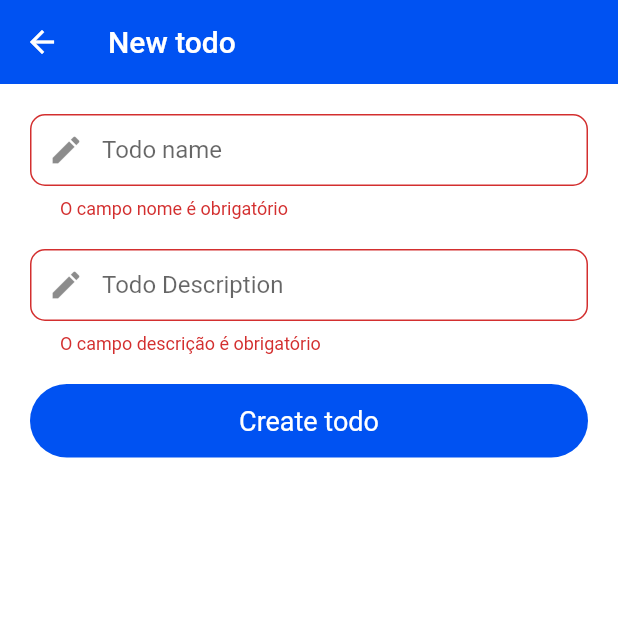
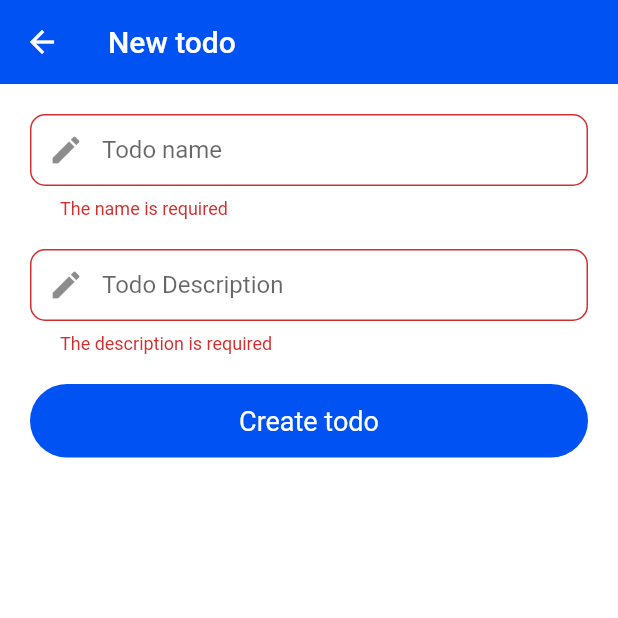
Before and after one commit to C4co/flutter_todolist, a Flutter app: the NewTodoPage screen opened by its route, after a tap on "Create todo", on a phone screen of 412 x 824 dp, the top half of it. Run offline on Flutter 3.47's test engine with Material 2 defaults, Android fonts, the phone set to English and light mode, and no system bars; our stand-ins replace drift, go_router; accounts and stored records are empty; generated files the repository leaves out were written again.

Commit message:
feat: add support to edit a todo.

```diff
--- a/lib/pages/home/components/empty_list_component.dart
+++ b/lib/pages/home/components/empty_list_component.dart
@@ -13,10 +13,12 @@ class EmptyList extends StatelessWidget {
         child: Column(
           mainAxisAlignment: MainAxisAlignment.center,
           children: [
-            const Text('🐞', style: TextStyle(fontSize: 50)),
+            const Text('🍔', style: TextStyle(fontSize: 50)),
+            const SizedBox(height: 20),
+            Text('Empty list', style: ProjectText.title),
             const SizedBox(height: 20),
             Text(
-              'Empty list, press the float button to create the first todo',
+              'Press the float button to create the first todo',
               textAlign: TextAlign.center,
               style: ProjectText.text,
             ),
--- a/lib/pages/home/components/todo_card_component.dart
+++ b/lib/pages/home/components/todo_card_component.dart
@@ -85,7 +85,9 @@ class _TodoCardState extends State<TodoCard>
                   ),
                   const SizedBox(height: 4),
                   Text(
-                    'Created at ${widget.todo.createdAt}',
+                    widget.todo.updatedAt != null
+                        ? 'Updated at ${widget.todo.updatedAt!}'
+                        : 'Created at ${widget.todo.createdAt}',
                     style: ProjectText.featured,
                   ),
                 ],
--- a/lib/pages/new_todo/new_todo.dart
+++ b/lib/pages/new_todo/new_todo.dart
@@ -3,7 +3,7 @@ import 'package:flutter/material.dart';
 import 'package:go_router/go_router.dart';
 import 'package:flutter_todolist/data/database/local_database.dart';
 import 'package:flutter_todolist/data/repositories/local_repository.dart';
-import 'package:flutter_todolist/pages/home/home_controller.dart';
+import 'package:flutter_todolist/pages/pages_controller.dart';
 import 'package:intl/intl.dart';
 
 class NewTodoPage extends StatefulWidget {
@@ -33,7 +33,7 @@ class _NewTodoPageState extends State<NewTodoPage> {
             children: [
               TextFormField(
                 controller: _nameController,
-                validator: HomeController.validateName,
+                validator: PagesController.validateName,
                 decoration: const InputDecoration(
                   prefixIcon: Icon(Icons.edit),
                   label: Text('Todo name'),
@@ -42,7 +42,7 @@ class _NewTodoPageState extends State<NewTodoPage> {
               const SizedBox(height: 20),
               TextFormField(
                 controller: _descriptionController,
-                validator: HomeController.validateDescription,
+                validator: PagesController.validateDescription,
                 maxLines: null,
                 keyboardType: TextInputType.multiline,
                 decoration: const InputDecoration(
--- a/lib/pages/home/home_controller.dart
+++ b/lib/pages/pages_controller.dart
@@ -1,6 +1,6 @@
 import 'package:flutter/material.dart';
 
-class HomeController {
+class PagesController {
   static String fomatSchedule({String hour = '0', String minute = '0'}) {
     String formatedHour = hour.length == 1 ? '0$hour' : hour;
     String formatedMinute = minute.length == 1 ? '0$minute' : minute;
@@ -17,11 +17,15 @@ class HomeController {
 
   static String? validateName(String? value) {
     if (value == null || value.isEmpty) {
-      return 'O campo nome é obrigatório';
+      return 'The name is required';
     }
 
     if (value.length <= 2) {
-      return 'Nome muito pequeno';
+      return 'Must be at least 2 characters';
+    }
+
+    if (value.length > 32) {
+      return 'Must at most be 32 characters long';
     }
 
     return null;
@@ -29,11 +33,11 @@ class HomeController {
 
   static String? validateDescription(String? value) {
     if (value == null || value.isEmpty) {
-      return 'O campo descrição é obrigatório';
+      return 'The description is required';
     }
 
     if (value.length <= 2) {
-      return 'Descrição muito pequena';
+      return 'Must be at least 2 characters';
     }
 
     return null;
--- a/lib/settings/routes/router.dart
+++ b/lib/settings/routes/router.dart
@@ -1,3 +1,5 @@
+import 'package:flutter_todolist/pages/edit_todo/edit_todo.dart';
+
 import '../../pages/new_todo/new_todo.dart';
 import '/pages/home/home_page.dart';
 import '/pages/details/details_page.dart';
@@ -17,6 +19,10 @@ final router = GoRouter(
           path: 'details/:id',
           builder: (context, state) => DetailsPage(id: state.params['id']),
         ),
+        GoRoute(
+          path: 'edit/:id',
+          builder: (context, state) => EditTodoPage(id: state.params['id']),
+        ),
       ],
     )
   ],
```
Also changed, not shown: lib/pages/details/details_page.dart (+17 -2 lines), lib/pages/edit_todo/components/edit_todo_form.dart (added, +93 -0 lines), lib/pages/edit_todo/edit_todo.dart (added, +49 -0 lines).
